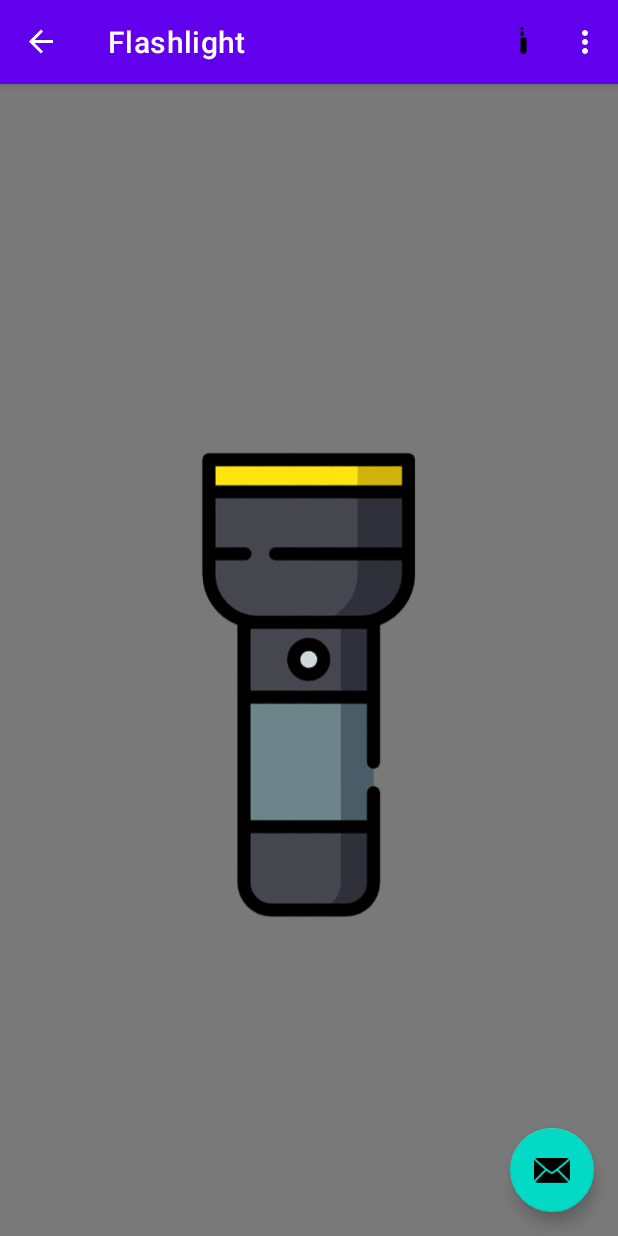
After one commit to Kamil-Matusz/MobileExchange, an Android app: the FlashlightFragment screen opened through its navigation route, on a phone screen of 412 x 824 dp. The commit adds this screen. Run offline under Robolectric (Android 15) with nearby library versions, the phone set to English and light mode, and no system bars; our stand-ins replace navigation-ui; libraries missing offline, so code that uses them is left out: com.karumi.dexter; 2 statements that could not run were skipped.

Commit message:
I version of flashlight

```diff
--- a/MobileExchange/app/build.gradle.kts
+++ b/MobileExchange/app/build.gradle.kts
@@ -51,4 +51,5 @@ dependencies {
     testImplementation("junit:junit:4.13.2")
     androidTestImplementation("androidx.test.ext:junit:1.1.5")
     androidTestImplementation("androidx.test.espresso:espresso-core:3.5.1")
+    implementation("com.karumi:dexter:6.2.3")
 }
--- a/MobileExchange/app/src/main/java/com/example/mobileexchange/MainActivity.kt
+++ b/MobileExchange/app/src/main/java/com/example/mobileexchange/MainActivity.kt
@@ -2,6 +2,7 @@ package com.example.mobileexchange
 
 import android.os.Bundle
 import android.view.Menu
+import android.view.MenuItem
 import com.google.android.material.snackbar.Snackbar
 import com.google.android.material.navigation.NavigationView
 import androidx.navigation.findNavController
@@ -54,4 +55,17 @@ class MainActivity : AppCompatActivity() {
         val navController = findNavController(R.id.nav_host_fragment_content_main)
         return navController.navigateUp(appBarConfiguration) || super.onSupportNavigateUp()
     }
+
+    override fun onOptionsItemSelected(item: MenuItem): Boolean {
+        when (item.itemId) {
+            R.id.action_flashlight -> {
+                // Naviguj do FlashlightFragment
+                findNavController(R.id.nav_host_fragment_content_main)
+                        .navigate(R.id.flashlightFragment)
+                return true
+            }
+            else -> return super.onOptionsItemSelected(item)
+        }
+    }
+
 }
--- /dev/null
+++ b/MobileExchange/app/src/main/java/com/example/mobileexchange/ui/flashlight/FlashlightFragment.kt
@@ -0,0 +1,80 @@
+package com.example.mobileexchange.ui.flashlight
+
+import android.Manifest
+import android.os.Bundle
+import android.view.LayoutInflater
+import android.view.View
+import android.view.ViewGroup
+import android.widget.Toast
+import androidx.fragment.app.Fragment
+import androidx.lifecycle.ViewModelProvider
+import com.example.mobileexchange.R
+import com.example.mobileexchange.databinding.FragmentFlashlightBinding
+import com.karumi.dexter.Dexter
+import com.karumi.dexter.PermissionToken
+import com.karumi.dexter.listener.PermissionDeniedResponse
+import com.karumi.dexter.listener.PermissionGrantedResponse
+import com.karumi.dexter.listener.PermissionRequest
+import com.karumi.dexter.listener.single.PermissionListener
+
+class FlashlightFragment : Fragment() {
+
+    private var _binding: FragmentFlashlightBinding? = null
+    private val binding get() = _binding!!
+
+    private lateinit var flashlightViewModel: FlashlightViewModel
+
+    override fun onCreateView(
+            inflater: LayoutInflater,
+            container: ViewGroup?,
+            savedInstanceState: Bundle?
+    ): View {
+        _binding = FragmentFlashlightBinding.inflate(inflater, container, false)
+        val root: View = binding.root
+
+        flashlightViewModel = ViewModelProvider(this, FlashlightViewModelFactory(requireContext()))
+                .get(FlashlightViewModel::class.java)
+
+        binding.imgTorch.setOnClickListener {
+            flashlightViewModel.toggleTorchState()
+        }
+
+        flashlightViewModel.torchState.observe(viewLifecycleOwner) { torchState ->
+            updateUI(torchState)
+        }
+
+        Dexter.withContext(requireContext()).withPermission(Manifest.permission.CAMERA)
+                .withListener(object : PermissionListener {
+                    override fun onPermissionGranted(p0: PermissionGrantedResponse?) {
+                        // Do nothing, permission is granted
+                    }
+
+                    override fun onPermissionDenied(p0: PermissionDeniedResponse?) {
+                        Toast.makeText(requireContext(), "Please grant the camera permission", Toast.LENGTH_SHORT).show()
+                    }
+
+                    override fun onPermissionRationaleShouldBeShown(
+                            p0: PermissionRequest?,
+                            p1: PermissionToken?
+                    ) {
+                        p1?.continuePermissionRequest()
+                    }
+                }).check()
+
+        return root
+    }
+
+    private fun updateUI(torchState: Boolean) {
+        // Update UI based on torch state
+        if (torchState) {
+            binding.imgTorch.setImageResource(R.drawable.flashlight_on)
+        } else {
+            binding.imgTorch.setImageResource(R.drawable.flashlight_off)
+        }
+    }
+
+    override fun onDestroyView() {
+        super.onDestroyView()
+        _binding = null
+    }
+}
--- /dev/null
+++ b/MobileExchange/app/src/main/java/com/example/mobileexchange/ui/flashlight/FlashlightViewModel.kt
@@ -0,0 +1,32 @@
+package com.example.mobileexchange.ui.flashlight
+
+import android.content.Context
+import android.hardware.camera2.CameraManager
+import android.os.Build
+import androidx.lifecycle.LiveData
+import androidx.lifecycle.MutableLiveData
+import androidx.lifecycle.ViewModel
+class FlashlightViewModel(private val context: Context) : ViewModel() {
+
+    private val _torchState = MutableLiveData<Boolean>().apply {
+        value = false
+    }
+    val torchState: LiveData<Boolean> = _torchState
+
+    private lateinit var cameraManager: CameraManager
+    private var camId: String = "0"
+
+    init {
+        cameraManager = context.getSystemService(Context.CAMERA_SERVICE) as CameraManager
+        camId = cameraManager.cameraIdList[0]
+    }
+
+    fun toggleTorchState() {
+        _torchState.value = !_torchState.value!!
+
+        if (Build.VERSION.SDK_INT >= Build.VERSION_CODES.M) {
+            val torchMode = _torchState.value!!
+            cameraManager.setTorchMode(camId, torchMode)
+        }
+    }
+}
--- /dev/null
+++ b/MobileExchange/app/src/main/java/com/example/mobileexchange/ui/flashlight/FlashlightViewModelFactory.kt
@@ -0,0 +1,14 @@
+package com.example.mobileexchange.ui.flashlight
+
+import android.content.Context
+import androidx.lifecycle.ViewModel
+import androidx.lifecycle.ViewModelProvider
+
+class FlashlightViewModelFactory(private val context: Context) : ViewModelProvider.Factory {
+    override fun <T : ViewModel> create(modelClass: Class<T>): T {
+        if (modelClass.isAssignableFrom(FlashlightViewModel::class.java)) {
+            return FlashlightViewModel(context) as T
+        }
+        throw IllegalArgumentException("Unknown ViewModel class")
+    }
+}
--- /dev/null
+++ b/MobileExchange/app/src/main/res/layout/fragment_flashlight.xml
@@ -0,0 +1,20 @@
+<?xml version="1.0" encoding="utf-8"?>
+<androidx.constraintlayout.widget.ConstraintLayout xmlns:android="http://schemas.android.com/apk/res/android"
+    xmlns:app="http://schemas.android.com/apk/res-auto"
+    xmlns:tools="http://schemas.android.com/tools"
+    android:layout_width="match_parent"
+    android:layout_height="match_parent"
+    tools:context=".ui.flashlight.FlashlightFragment"
+    android:background="@color/gray">
+
+    <ImageView
+        android:id="@+id/imgTorch"
+        android:layout_width="match_parent"
+        android:layout_height="match_parent"
+        android:src="@drawable/flashlight_off"
+        app:layout_constraintBottom_toBottomOf="parent"
+        app:layout_constraintEnd_toEndOf="parent"
+        app:layout_constraintStart_toStartOf="parent"
+        app:layout_constraintTop_toTopOf="parent" />
+
+</androidx.constraintlayout.widget.ConstraintLayout>
--- a/MobileExchange/app/src/main/res/menu/main.xml
+++ b/MobileExchange/app/src/main/res/menu/main.xml
@@ -6,4 +6,11 @@
         android:orderInCategory="100"
         android:title="@string/action_settings"
         app:showAsAction="never" />
+
+    <item
+        android:id="@+id/action_flashlight"
+        android:icon="@drawable/ic_menu_flashlight"
+        android:title="Flashlight"
+        app:showAsAction="ifRoom" />
+
 </menu>
--- a/MobileExchange/app/src/main/res/navigation/mobile_navigation.xml
+++ b/MobileExchange/app/src/main/res/navigation/mobile_navigation.xml
@@ -22,4 +22,12 @@
         android:name="com.example.mobileexchange.ui.slideshow.SlideshowFragment"
         android:label="@string/menu_slideshow"
         tools:layout="@layout/fragment_slideshow" />
+
+    <fragment
+        android:id="@+id/flashlightFragment"
+        android:name="com.example.mobileexchange.ui.flashlight.FlashlightFragment"
+        android:label="@string/menu_flashlight"
+        tools:layout="@layout/fragment_flashlight">
+    </fragment>
+
 </navigation>
--- a/MobileExchange/app/src/main/res/values/colors.xml
+++ b/MobileExchange/app/src/main/res/values/colors.xml
@@ -7,4 +7,5 @@
     <color name="teal_700">#FF018786</color>
     <color name="black">#FF000000</color>
     <color name="white">#FFFFFFFF</color>
+    <color name="gray">#7A7979</color>
 </resources>
```
Also changed, not shown: MobileExchange/app/src/main/res/drawable/flashlight_off.png (added), MobileExchange/app/src/main/res/drawable/flashlight_on.png (added).
